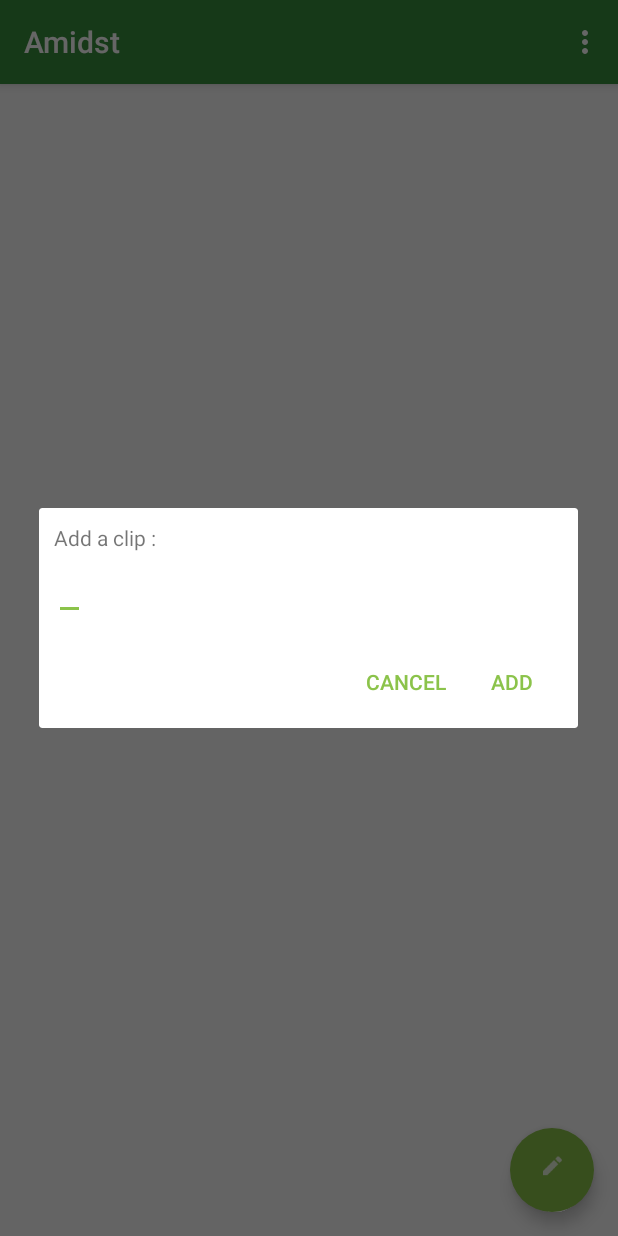
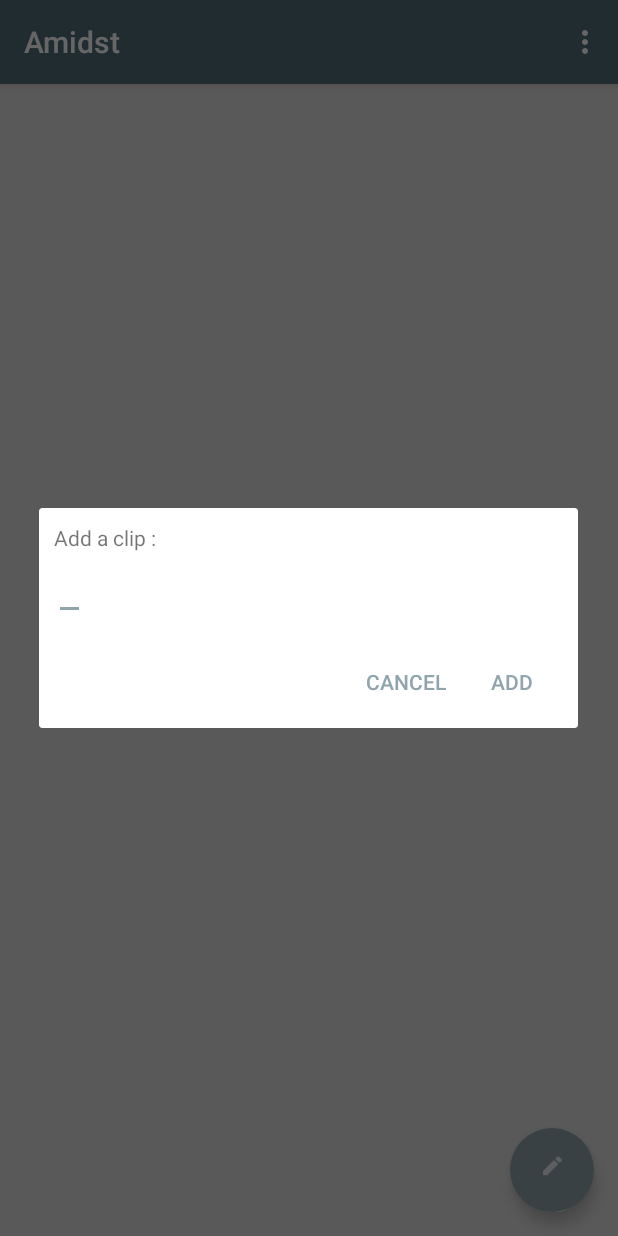
Before and after one commit to vinceiv/Amidst, an Android app: the screen it shows after launch (MainActivity), after a tap on an icon or button, on a phone screen of 412 x 824 dp. Run offline under Robolectric (Android 15) with nearby library versions, the phone set to English and light mode, and no system bars; libraries missing offline, so code that uses them is left out: org.json.simple; 1 statement that could not run was skipped.

```diff
--- a/Amidst/app/src/main/java/com/mirrorlabs/vince/amidst/MainActivity.java
+++ b/Amidst/app/src/main/java/com/mirrorlabs/vince/amidst/MainActivity.java
@@ -9,6 +9,7 @@ import android.content.DialogInterface;
 import android.content.Intent;
 import android.content.IntentFilter;
 import android.content.ServiceConnection;
+import android.graphics.Color;
 import android.os.Bundle;
 import android.os.Environment;
 import android.os.IBinder;
@@ -134,6 +135,7 @@ public class MainActivity extends AppCompatActivity {
         startService();
         setContentView(R.layout.activity_main);
 
+        getWindow().getDecorView().setBackgroundColor(getResources().getColor(R.color.background));
 
 
         //catch intents -- still needs work
@@ -144,7 +146,6 @@ public class MainActivity extends AppCompatActivity {
         final List<ClipboardItem> clipboardItems = new LinkedList<>(getItems());
 
         adapter = new CustomListAdapter(this, clipboardItems);
-
 
 
         lView = (ListView)findViewById(R.id.clipboard);
--- a/Amidst/app/src/main/res/values/colors.xml
+++ b/Amidst/app/src/main/res/values/colors.xml
@@ -1,9 +1,10 @@
 <?xml version="1.0" encoding="utf-8"?>
 <resources>
-    <color name="colorPrimary">#388E3C</color>
+    <color name="colorPrimary">#546e7a</color>
     <color name="colorTest">#455A64</color>
-    <color name="colorPrimaryDark">#388E3C</color>
-    <color name="colorAccent">#8BC34A</color>
+    <color name="colorPrimaryDark">#607d8b</color>
+    <color name="colorAccent">#90a4ae</color>
+    <color name="background">#e0e0e0</color>
 </resources>
 
 
```
Also changed, not shown: Amidst/app/src/main/java/com/mirrorlabs/vince/amidst/ClipboardListenerService.java (+19 -0 lines).
